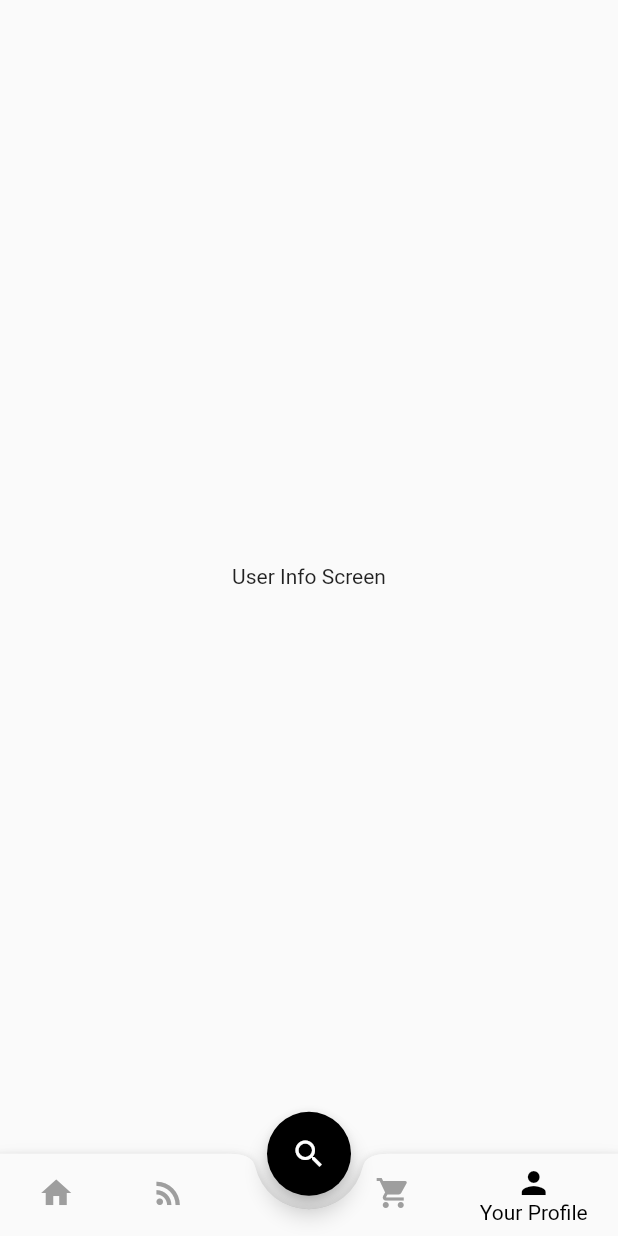
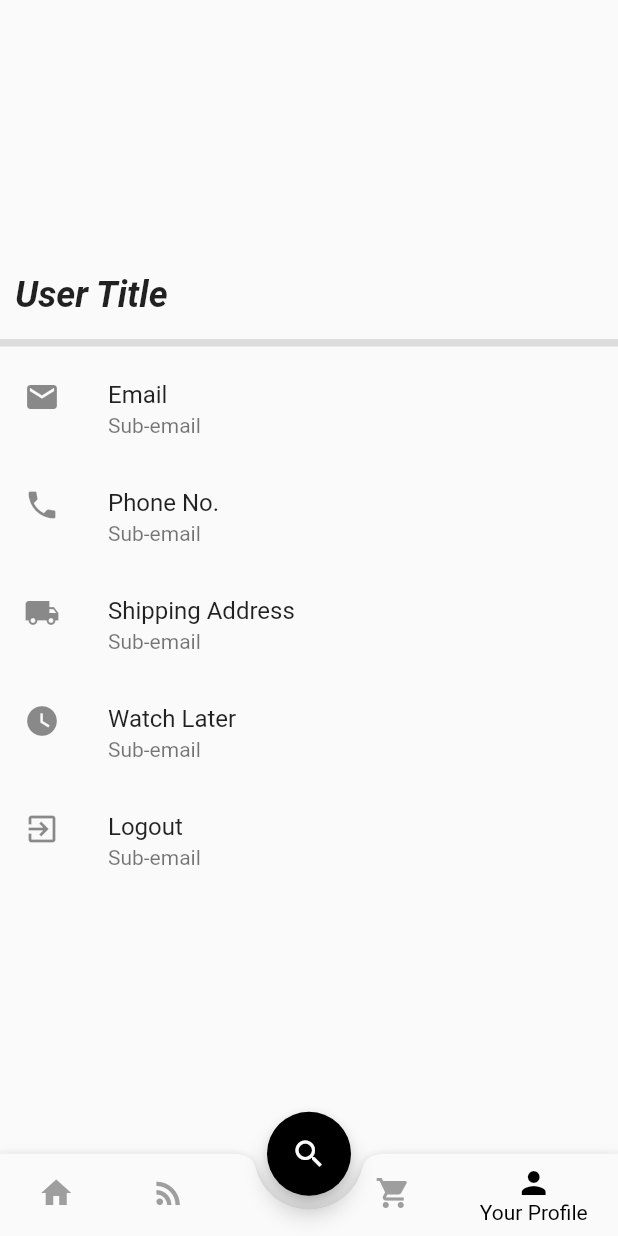
Before and after one commit to Megabyte-143/your_cart, a Flutter app: the screen it shows after launch, item 5 of the bottom bar chosen, on a phone screen of 412 x 824 dp. Run offline on Flutter 3.47's test engine with Material 2 defaults, Android fonts, the phone set to English and light mode, and no system bars.

Commit message:
added tiles in user info section

```diff
--- a/lib/screens/user_info_screen.dart
+++ b/lib/screens/user_info_screen.dart
@@ -1,14 +1,27 @@
 import 'package:flutter/material.dart';
+
+import '../wigets/user_info.dart';
 
 class UserInfoScreen extends StatelessWidget {
   const UserInfoScreen({Key? key}) : super(key: key);
 
   @override
   Widget build(BuildContext context) {
-    return Scaffold(
-      body: Center(
-        child: Text("User Info Screen"),
-      ),
+    return Column(
+      crossAxisAlignment: CrossAxisAlignment.start,
+      mainAxisAlignment: MainAxisAlignment.center,
+      children: <Widget>[
+        Padding(
+          child: UserInfo().userTitle('User Title'),
+          padding: EdgeInsets.all(10),
+        ),
+        Divider(thickness: 5,),
+        UserInfo().userTitleTile('Email', 'Sub-email', 0),
+        UserInfo().userTitleTile('Phone No.', 'Sub-email', 1),
+        UserInfo().userTitleTile('Shipping Address', 'Sub-email', 2),
+        UserInfo().userTitleTile('Watch Later', 'Sub-email', 3),
+        UserInfo().userTitleTile('Logout', 'Sub-email', 4),
+      ],
     );
   }
 }
--- /dev/null
+++ b/lib/wigets/user_info.dart
@@ -0,0 +1,34 @@
+import 'package:flutter/material.dart';
+
+class UserInfo extends StatelessWidget {
+  //const UserInfo({ Key? key }) : super(key: key);
+
+  @override
+  Widget build(BuildContext context) {
+    return Scaffold();
+  }
+
+  final List<IconData> _userTitleIcons = [
+    Icons.email,
+    Icons.phone,
+    Icons.local_shipping,
+    Icons.watch_later,
+    Icons.exit_to_app,
+  ];
+
+  Widget userTitle(String userTitle) {
+    return Text(userTitle,style:TextStyle(
+      fontSize: 24,
+      fontStyle: FontStyle.italic,
+      fontWeight: FontWeight.bold,
+    ));
+  }
+
+  Widget userTitleTile(String title, String subtitle, int index) {
+    return ListTile(
+      title: Text(title),
+      subtitle: Text(subtitle),
+      leading: Icon(_userTitleIcons[index]),
+    );
+  }
+}
```
